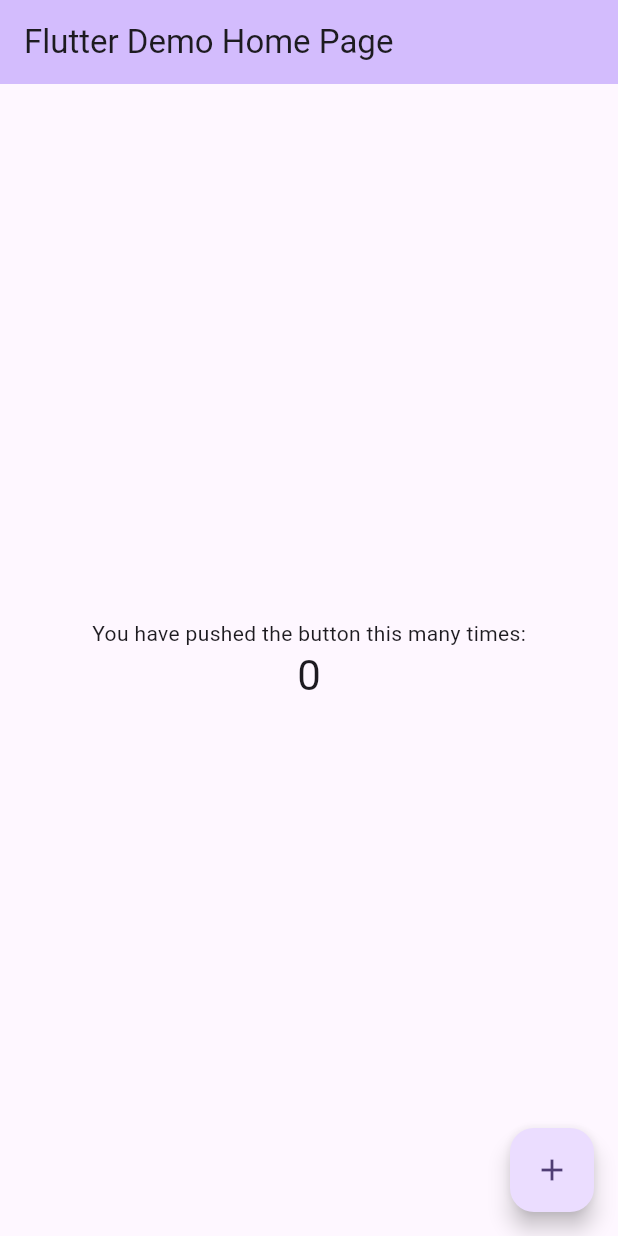
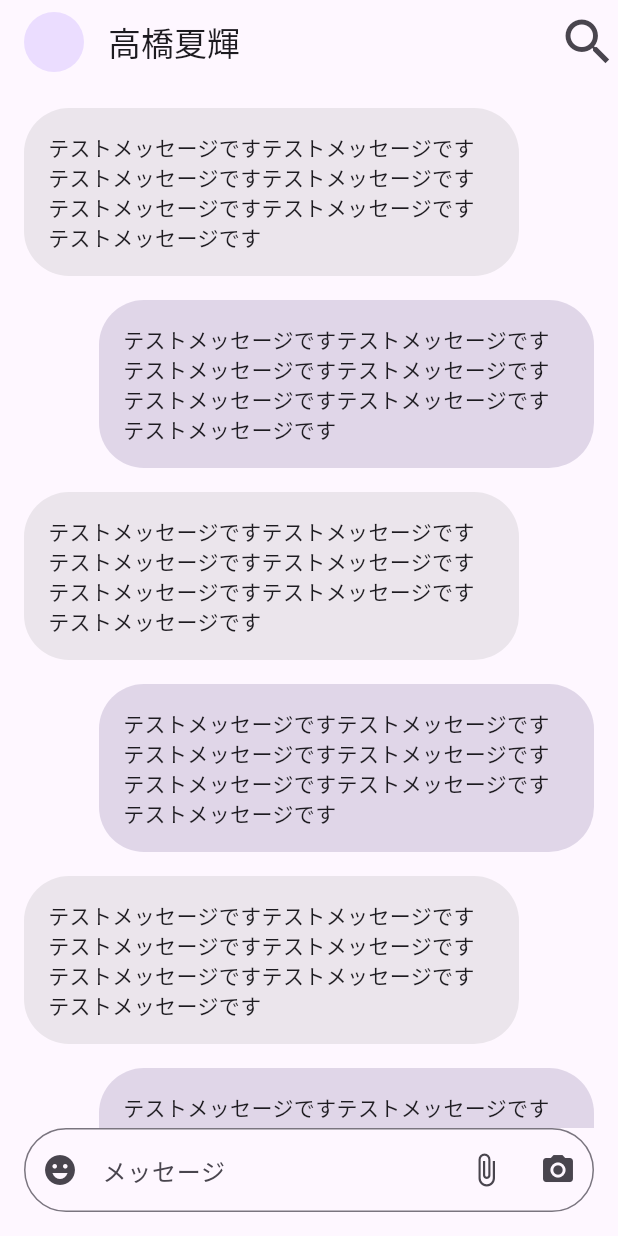
Before and after one commit to natsuki120/sns_practice_app, a Flutter app: the screen it shows after launch, on a phone screen of 412 x 824 dp. Run offline on Flutter 3.47's test engine with Material 2 defaults, Android fonts, the phone set to English and light mode, and no system bars.

Commit message:
一通りチャット画面の作成完了
アイコンなどはまだ設定していないため、サーバーサイド実装の際に併せて対応すること

```diff
--- /dev/null
+++ b/lib/feature/chat/chat_page.dart
@@ -0,0 +1,220 @@
+import 'package:flutter/material.dart';
+
+class ChatPage extends StatelessWidget {
+  const ChatPage({super.key});
+
+  @override
+  Widget build(BuildContext context) {
+    return Scaffold(
+      appBar: AppBar(
+        title: const Row(
+          children: [
+            CircleAvatar(),
+            SizedBox(width: 16),
+            Text("高橋夏輝"),
+          ],
+        ),
+        actions: const [
+          Icon(
+            Icons.search,
+            size: 40,
+          )
+        ],
+      ),
+      body: Padding(
+        padding: const EdgeInsets.all(16.0),
+        child: Stack(
+          children: [
+            SingleChildScrollView(
+              child: Column(
+                children: [
+                  Align(
+                    alignment: Alignment.centerLeft,
+                    child: Padding(
+                      padding: EdgeInsets.only(right: 50.0),
+                      child: DecoratedBox(
+                        decoration: BoxDecoration(
+                          color: Colors.grey.withOpacity(0.2),
+                          borderRadius: BorderRadius.circular(30),
+                        ),
+                        child: Padding(
+                          padding: EdgeInsets.all(16),
+                          child: Text(
+                              "テストメッセージですテストメッセージですテストメッセージですテストメッセージですテストメッセージですテストメッセージですテストメッセージです"),
+                        ),
+                      ),
+                    ),
+                  ),
+                  SizedBox(height: 16),
+                  Align(
+                    alignment: Alignment.centerRight,
+                    child: Padding(
+                      padding: EdgeInsets.only(left: 50.0),
+                      child: DecoratedBox(
+                        decoration: BoxDecoration(
+                          color:
+                              Theme.of(context).primaryColor.withOpacity(0.2),
+                          borderRadius: BorderRadius.circular(30),
+                        ),
+                        child: Padding(
+                          padding: EdgeInsets.all(16),
+                          child: Text(
+                              "テストメッセージですテストメッセージですテストメッセージですテストメッセージですテストメッセージですテストメッセージですテストメッセージです"),
+                        ),
+                      ),
+                    ),
+                  ),
+                  SizedBox(height: 16),
+                  Align(
+                    alignment: Alignment.centerLeft,
+                    child: Padding(
+                      padding: EdgeInsets.only(right: 50.0),
+                      child: DecoratedBox(
+                        decoration: BoxDecoration(
+                          color: Colors.grey.withOpacity(0.2),
+                          borderRadius: BorderRadius.circular(30),
+                        ),
+                        child: Padding(
+                          padding: EdgeInsets.all(16),
+                          child: Text(
+                              "テストメッセージですテストメッセージですテストメッセージですテストメッセージですテストメッセージですテストメッセージですテストメッセージです"),
+                        ),
+                      ),
+                    ),
+                  ),
+                  SizedBox(height: 16),
+                  Align(
+                    alignment: Alignment.centerRight,
+                    child: Padding(
+                      padding: EdgeInsets.only(left: 50.0),
+                      child: DecoratedBox(
+                        decoration: BoxDecoration(
+                          color:
+                              Theme.of(context).primaryColor.withOpacity(0.2),
+                          borderRadius: BorderRadius.circular(30),
+                        ),
+                        child: Padding(
+                          padding: EdgeInsets.all(16),
+                          child: Text(
+                              "テストメッセージですテストメッセージですテストメッセージですテストメッセージですテストメッセージですテストメッセージですテストメッセージです"),
+                        ),
+                      ),
+                    ),
+                  ),
+                  SizedBox(height: 16),
+                  Align(
+                    alignment: Alignment.centerLeft,
+                    child: Padding(
+                      padding: EdgeInsets.only(right: 50.0),
+                      child: DecoratedBox(
+                        decoration: BoxDecoration(
+                          color: Colors.grey.withOpacity(0.2),
+                          borderRadius: BorderRadius.circular(30),
+                        ),
+                        child: Padding(
+                          padding: EdgeInsets.all(16),
+                          child: Text(
+                              "テストメッセージですテストメッセージですテストメッセージですテストメッセージですテストメッセージですテストメッセージですテストメッセージです"),
+                        ),
+                      ),
+                    ),
+                  ),
+                  SizedBox(height: 16),
+                  Align(
+                    alignment: Alignment.centerRight,
+                    child: Padding(
+                      padding: EdgeInsets.only(left: 50.0),
+                      child: DecoratedBox(
+                        decoration: BoxDecoration(
+                          color:
+                              Theme.of(context).primaryColor.withOpacity(0.2),
+                          borderRadius: BorderRadius.circular(30),
+                        ),
+                        child: Padding(
+                          padding: EdgeInsets.all(16),
+                          child: Text(
+                              "テストメッセージですテストメッセージですテストメッセージですテストメッセージですテストメッセージですテストメッセージですテストメッセージです"),
+                        ),
+                      ),
+                    ),
+                  ),
+                  SizedBox(height: 16),
+                  Align(
+                    alignment: Alignment.centerLeft,
+                    child: Padding(
+                      padding: EdgeInsets.only(right: 50.0),
+                      child: DecoratedBox(
+                        decoration: BoxDecoration(
+                          color: Colors.grey.withOpacity(0.2),
+                          borderRadius: BorderRadius.circular(30),
+                        ),
+                        child: Padding(
+                          padding: EdgeInsets.all(16),
+                          child: Text(
+                              "テストメッセージですテストメッセージですテストメッセージですテストメッセージですテストメッセージですテストメッセージですテストメッセージです"),
+                        ),
+                      ),
+                    ),
+                  ),
+                  SizedBox(height: 16),
+                  Align(
+                    alignment: Alignment.centerRight,
+                    child: Padding(
+                      padding: EdgeInsets.only(left: 50.0),
+                      child: DecoratedBox(
+                        decoration: BoxDecoration(
+                          color:
+                              Theme.of(context).primaryColor.withOpacity(0.2),
+                          borderRadius: BorderRadius.circular(30),
+                        ),
+                        child: Padding(
+                          padding: EdgeInsets.all(16),
+                          child: Text(
+                              "テストメッセージですテストメッセージですテストメッセージですテストメッセージですテストメッセージですテストメッセージですテストメッセージです"),
+                        ),
+                      ),
+                    ),
+                  ),
+                  SizedBox(height: 16),
+                  SizedBox(height: 70),
+                ],
+              ),
+            ),
+            Align(
+              alignment: Alignment.bottomCenter,
+              child: ColoredBox(
+                color: Theme.of(context).scaffoldBackgroundColor,
+                child: TextField(
+                  decoration: InputDecoration(
+                    border: OutlineInputBorder(
+                      borderRadius: BorderRadius.circular(30.0),
+                    ),
+                    prefixIcon: IconButton(
+                      icon: const Icon(Icons.emoji_emotions),
+                      onPressed: () {},
+                    ),
+                    suffixIcon: Row(
+                      mainAxisAlignment: MainAxisAlignment.spaceBetween,
+                      mainAxisSize: MainAxisSize.min,
+                      children: [
+                        IconButton(
+                          icon: const Icon(Icons.attach_file),
+                          onPressed: () {},
+                        ),
+                        IconButton(
+                          icon: const Icon(Icons.camera_alt),
+                          onPressed: () {},
+                        ),
+                      ],
+                    ),
+                    labelText: 'メッセージ',
+                  ),
+                ),
+              ),
+            ),
+          ],
+        ),
+      ),
+    );
+  }
+}
--- a/lib/main.dart
+++ b/lib/main.dart
@@ -1,4 +1,5 @@
 import 'package:flutter/material.dart';
+import 'package:sns_practice_app/feature/chat/chat_page.dart';
 
 void main() {
   runApp(const MyApp());
@@ -7,119 +8,15 @@ void main() {
 class MyApp extends StatelessWidget {
   const MyApp({super.key});
 
-  // This widget is the root of your application.
   @override
   Widget build(BuildContext context) {
     return MaterialApp(
       title: 'Flutter Demo',
       theme: ThemeData(
-        // This is the theme of your application.
-        //
-        // TRY THIS: Try running your application with "flutter run". You'll see
-        // the application has a blue toolbar. Then, without quitting the app,
-        // try changing the seedColor in the colorScheme below to Colors.green
-        // and then invoke "hot reload" (save your changes or press the "hot
-        // reload" button in a Flutter-supported IDE, or press "r" if you used
-        // the command line to start the app).
-        //
-        // Notice that the counter didn't reset back to zero; the application
-        // state is not lost during the reload. To reset the state, use hot
-        // restart instead.
-        //
-        // This works for code too, not just values: Most code changes can be
-        // tested with just a hot reload.
         colorScheme: ColorScheme.fromSeed(seedColor: Colors.deepPurple),
         useMaterial3: true,
       ),
-      home: const MyHomePage(title: 'Flutter Demo Home Page'),
+      home: const ChatPage(),
     );
   }
 }
-
-class MyHomePage extends StatefulWidget {
-  const MyHomePage({super.key, required this.title});
-
-  // This widget is the home page of your application. It is stateful, meaning
-  // that it has a State object (defined below) that contains fields that affect
-  // how it looks.
-
-  // This class is the configuration for the state. It holds the values (in this
-  // case the title) provided by the parent (in this case the App widget) and
-  // used by the build method of the State. Fields in a Widget subclass are
-  // always marked "final".
-
-  final String title;
-
-  @override
-  State<MyHomePage> createState() => _MyHomePageState();
-}
-
-class _MyHomePageState extends State<MyHomePage> {
-  int _counter = 0;
-
-  void _incrementCounter() {
-    setState(() {
-      // This call to setState tells the Flutter framework that something has
-      // changed in this State, which causes it to rerun the build method below
-      // so that the display can reflect the updated values. If we changed
-      // _counter without calling setState(), then the build method would not be
-      // called again, and so nothing would appear to happen.
-      _counter++;
-    });
-  }
-
-  @override
-  Widget build(BuildContext context) {
-    // This method is rerun every time setState is called, for instance as done
-    // by the _incrementCounter method above.
-    //
-    // The Flutter framework has been optimized to make rerunning build methods
-    // fast, so that you can just rebuild anything that needs updating rather
-    // than having to individually change instances of widgets.
-    return Scaffold(
-      appBar: AppBar(
-        // TRY THIS: Try changing the color here to a specific color (to
-        // Colors.amber, perhaps?) and trigger a hot reload to see the AppBar
-        // change color while the other colors stay the same.
-        backgroundColor: Theme.of(context).colorScheme.inversePrimary,
-        // Here we take the value from the MyHomePage object that was created by
-        // the App.build method, and use it to set our appbar title.
-        title: Text(widget.title),
-      ),
-      body: Center(
-        // Center is a layout widget. It takes a single child and positions it
-        // in the middle of the parent.
-        child: Column(
-          // Column is also a layout widget. It takes a list of children and
-          // arranges them vertically. By default, it sizes itself to fit its
-          // children horizontally, and tries to be as tall as its parent.
-          //
-          // Column has various properties to control how it sizes itself and
-          // how it positions its children. Here we use mainAxisAlignment to
-          // center the children vertically; the main axis here is the vertical
-          // axis because Columns are vertical (the cross axis would be
-          // horizontal).
-          //
-          // TRY THIS: Invoke "debug painting" (choose the "Toggle Debug Paint"
-          // action in the IDE, or press "p" in the console), to see the
-          // wireframe for each widget.
-          mainAxisAlignment: MainAxisAlignment.center,
-          children: <Widget>[
-            const Text(
-              'You have pushed the button this many times:',
-            ),
-            Text(
-              '$_counter',
-              style: Theme.of(context).textTheme.headlineMedium,
-            ),
-          ],
-        ),
-      ),
-      floatingActionButton: FloatingActionButton(
-        onPressed: _incrementCounter,
-        tooltip: 'Increment',
-        child: const Icon(Icons.add),
-      ), // This trailing comma makes auto-formatting nicer for build methods.
-    );
-  }
-}
```
